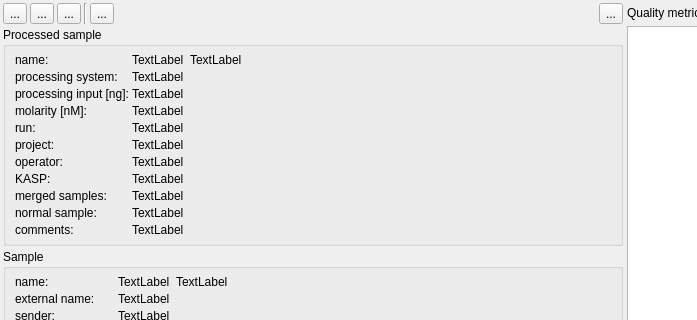
imgag/ngs-bits, file src/GSvar/ProcessedSampleWidget.ui: the form before one commit; both pictures show x 0 to 697 and y 0 to 320 of the 950 by 880 pixel window.
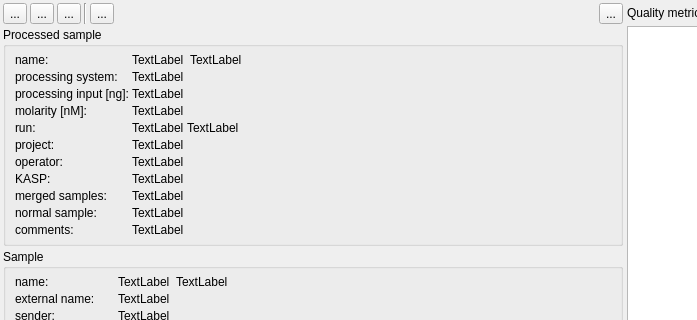
The form after the commit. Icons and pictures are not drawn. Custom widgets are drawn as their Qt base class.

Commit message: GSvar: report config no longer possible for multi-sample analyses.

The edit to the form file:
```diff
--- a/src/GSvar/ProcessedSampleWidget.ui
+++ b/src/GSvar/ProcessedSampleWidget.ui
@@ -282,16 +282,6 @@
             </property>
            </widget>
           </item>
-          <item row="4" column="1">
-           <widget class="QLabel" name="run">
-            <property name="text">
-             <string>TextLabel</string>
-            </property>
-            <property name="textInteractionFlags">
-             <set>Qt::LinksAccessibleByMouse|Qt::TextSelectableByMouse</set>
-            </property>
-           </widget>
-          </item>
           <item row="5" column="0">
            <widget class="QLabel" name="label_5">
             <property name="text">
@@ -409,6 +399,30 @@
             </property>
            </widget>
           </item>
+          <item row="4" column="1">
+           <layout class="QHBoxLayout" name="horizontalLayout_8" stretch="0,1">
+            <property name="spacing">
+             <number>3</number>
+            </property>
+            <item>
+             <widget class="QLabel" name="r_quality">
+              <property name="text">
+               <string>TextLabel</string>
+              </property>
+             </widget>
+            </item>
+            <item>
+             <widget class="QLabel" name="run">
+              <property name="text">
+               <string>TextLabel</string>
+              </property>
+              <property name="textInteractionFlags">
+               <set>Qt::LinksAccessibleByMouse|Qt::TextSelectableByMouse</set>
+              </property>
+             </widget>
+            </item>
+           </layout>
+          </item>
          </layout>
         </widget>
        </item>
```
The commit also changes 6 other files.
